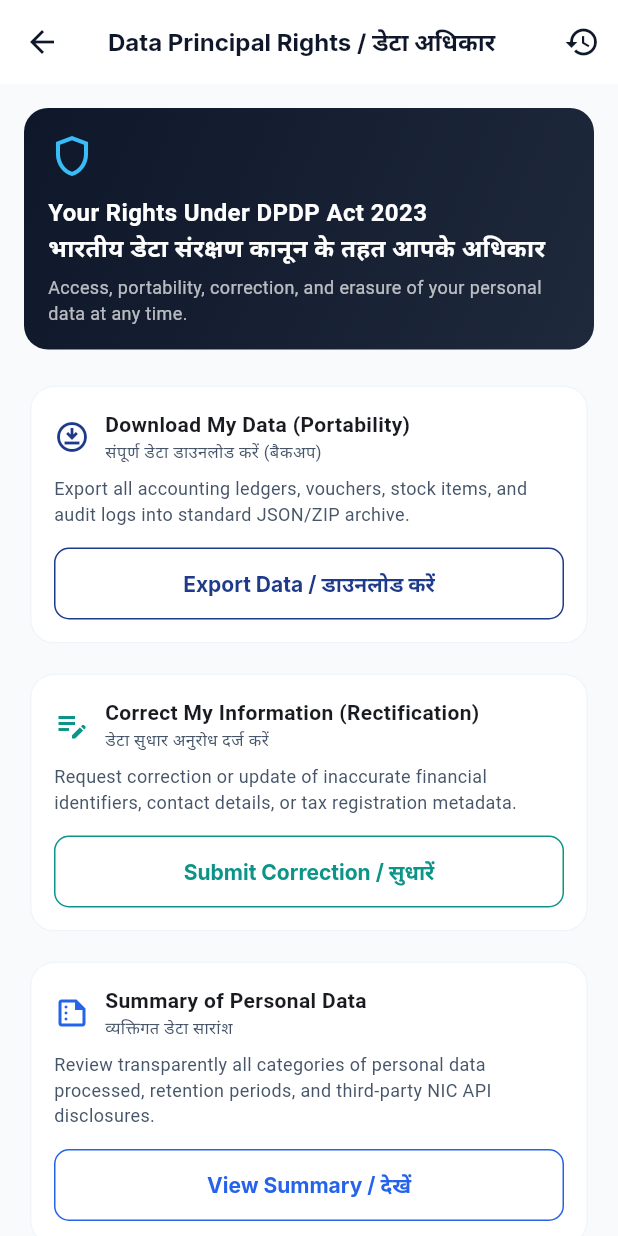
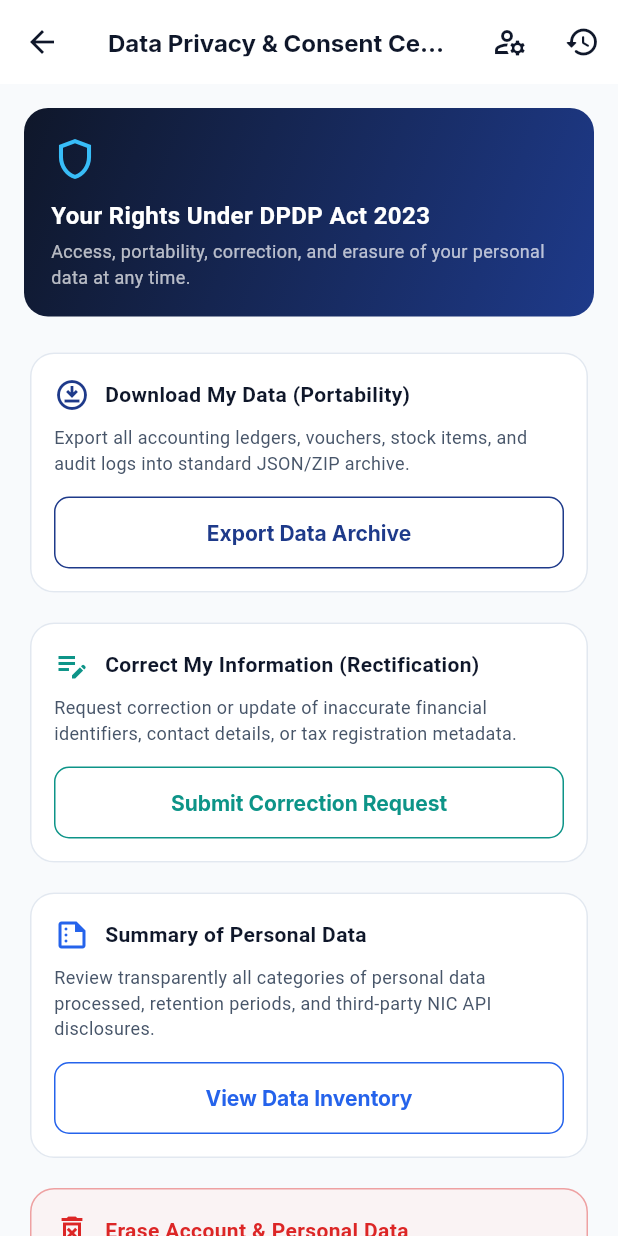
Before and after one commit to anubhav7773/Ledgify, a Flutter app: the DataRightsCenterScreen screen opened directly, on a phone screen of 412 x 824 dp. Run offline on Flutter 3.47's test engine with Material 3 defaults, Android fonts, the phone set to English and light mode, and no system bars; our stand-ins replace file_picker, firebase_auth, firebase_core, fl_chart, flutter_dotenv, google_fonts and 7 more; missing offline and left inert: record; accounts and stored records are empty; network calls fail.

Commit message:
feat(phase-7): align Spotlight Search, Monetization Paywall, DPDP Privacy & Consent, and Profile Settings with Stitch UI

```diff
--- a/client/lib/features/dpdp_compliance/presentation/screens/data_rights_center_screen.dart
+++ b/client/lib/features/dpdp_compliance/presentation/screens/data_rights_center_screen.dart
@@ -3,9 +3,10 @@ import '../../../../core/theme/app_colors.dart';
 import '../../../../core/theme/app_typography.dart';
 import '../../domain/services/dpdp_dsr_service.dart';
 import '../dialogs/erasure_confirmation_dialog.dart';
+import 'dpdp_consent_manager_screen.dart';
 import 'dsr_status_tracker_screen.dart';
 
-/// Data Principal Rights Center implementing DPDP Act 2023 Sections 11, 12, and 13.
+/// Data Principal Rights Center implementing DPDP Act 2023 Sections 11, 12, and 13 (Google Stitch UI).
 class DataRightsCenterScreen extends StatefulWidget {
   final DpdpDsrService? dsrService;
 
@@ -57,7 +58,7 @@ class _DataRightsCenterScreenState extends State<DataRightsCenterScreen> {
     final submit = await showDialog<bool>(
       context: context,
       builder: (ctx) => AlertDialog(
-        title: const Text('Submit Correction / सुधार अनुरोध'),
+        title: const Text('Submit Rectification Request'),
         content: Column(
           mainAxisSize: MainAxisSize.min,
           children: [
@@ -69,7 +70,7 @@ class _DataRightsCenterScreenState extends State<DataRightsCenterScreen> {
             TextField(
               controller: correctionController,
               maxLines: 3,
-              decoration: const InputDecoration(labelText: 'Correction Details / नया विवरण'),
+              decoration: const InputDecoration(labelText: 'Correction Details'),
             ),
           ],
         ),
@@ -78,7 +79,7 @@ class _DataRightsCenterScreenState extends State<DataRightsCenterScreen> {
           ElevatedButton(
             style: ElevatedButton.styleFrom(backgroundColor: AppColors.primary, foregroundColor: Colors.white),
             onPressed: () => Navigator.pop(ctx, true),
-            child: const Text('Submit / भेजें'),
+            child: const Text('Submit Request'),
           ),
         ],
       ),
@@ -127,13 +128,24 @@ class _DataRightsCenterScreenState extends State<DataRightsCenterScreen> {
   @override
   Widget build(BuildContext context) {
     return Scaffold(
+      backgroundColor: AppColors.backgroundLight,
       appBar: AppBar(
-        title: const Text('Data Principal Rights / डेटा अधिकार', style: AppTypography.cardHeader),
+        title: Text('Data Privacy & Consent Center', style: AppTypography.cardHeader),
         backgroundColor: AppColors.surfaceCard,
         actions: [
           IconButton(
-            icon: const Icon(Icons.history_outlined),
-            tooltip: 'Request History / इतिहास',
+            icon: const Icon(Icons.manage_accounts_outlined),
+            tooltip: 'Consent Manager',
+            onPressed: () {
+              Navigator.push(
+                context,
+                MaterialPageRoute(builder: (context) => const DpdpConsentManagerScreen()),
+              );
+            },
+          ),
+          IconButton(
+            icon: const Icon(Icons.history_rounded),
+            tooltip: 'Request History',
             onPressed: () {
               Navigator.push(
                 context,
@@ -151,26 +163,26 @@ class _DataRightsCenterScreenState extends State<DataRightsCenterScreen> {
             children: [
               // Header Card
               Container(
-                padding: const EdgeInsets.all(16),
+                padding: const EdgeInsets.all(18),
                 decoration: BoxDecoration(
                   gradient: const LinearGradient(
-                    colors: [Color(0xFF0F172A), Color(0xFF1E293B)],
+                    colors: [Color(0xFF0F172A), Color(0xFF1E3A8A)],
                     begin: Alignment.topLeft,
                     end: Alignment.bottomRight,
                   ),
-                  borderRadius: BorderRadius.circular(16),
+                  borderRadius: BorderRadius.circular(AppColors.cardBorderRadius),
                 ),
                 child: Column(
                   crossAxisAlignment: CrossAxisAlignment.start,
-                  children: [
-                    const Icon(Icons.shield_outlined, color: Color(0xFF38BDF8), size: 32),
-                    const SizedBox(height: 10),
-                    const Text(
-                      'Your Rights Under DPDP Act 2023\nभारतीय डेटा संरक्षण कानून के तहत आपके अधिकार',
+                  children: const [
+                    Icon(Icons.shield_outlined, color: Color(0xFF38BDF8), size: 32),
+                    SizedBox(height: 10),
+                    Text(
+                      'Your Rights Under DPDP Act 2023',
                       style: TextStyle(color: Colors.white, fontWeight: FontWeight.w700, fontSize: 16),
                     ),
-                    const SizedBox(height: 6),
-                    const Text(
+                    SizedBox(height: 4),
+                    Text(
                       'Access, portability, correction, and erasure of your personal data at any time.',
                       style: TextStyle(color: Colors.white70, fontSize: 12),
                     ),
@@ -184,9 +196,8 @@ class _DataRightsCenterScreenState extends State<DataRightsCenterScreen> {
                 icon: Icons.download_for_offline_outlined,
                 iconColor: AppColors.primary,
                 title: 'Download My Data (Portability)',
-                hindiTitle: 'संपूर्ण डेटा डाउनलोड करें (बैकअप)',
                 description: 'Export all accounting ledgers, vouchers, stock items, and audit logs into standard JSON/ZIP archive.',
-                actionLabel: _isProcessing ? 'Generating...' : 'Export Data / डाउनलोड करें',
+                actionLabel: _isProcessing ? 'Generating...' : 'Export Data Archive',
                 onAction: _isProcessing ? null : _handleDataExport,
               ),
               const SizedBox(height: 12),
@@ -196,9 +207,8 @@ class _DataRightsCenterScreenState extends State<DataRightsCenterScreen> {
                 icon: Icons.edit_note_outlined,
                 iconColor: AppColors.secondary,
                 title: 'Correct My Information (Rectification)',
-                hindiTitle: 'डेटा सुधार अनुरोध दर्ज करें',
                 description: 'Request correction or update of inaccurate financial identifiers, contact details, or tax registration metadata.',
-                actionLabel: 'Submit Correction / सुधारें',
+                actionLabel: 'Submit Correction Request',
                 onAction: _handleRectification,
               ),
               const SizedBox(height: 12),
@@ -208,9 +218,8 @@ class _DataRightsCenterScreenState extends State<DataRightsCenterScreen> {
                 icon: Icons.summarize_outlined,
                 iconColor: AppColors.infoBlue,
                 title: 'Summary of Personal Data',
-                hindiTitle: 'व्यक्तिगत डेटा सारांश',
                 description: 'Review transparently all categories of personal data processed, retention periods, and third-party NIC API disclosures.',
-                actionLabel: 'View Summary / देखें',
+                actionLabel: 'View Data Inventory',
                 onAction: () {
                   ScaffoldMessenger.of(context).showSnackBar(
                     const SnackBar(content: Text('Viewing sovereign data inventory...')),
@@ -233,16 +242,13 @@ class _DataRightsCenterScreenState extends State<DataRightsCenterScreen> {
                     crossAxisAlignment: CrossAxisAlignment.start,
                     children: [
                       Row(
-                        children: [
-                          const Icon(Icons.delete_forever_outlined, color: AppColors.creditRed, size: 24),
-                          const SizedBox(width: 10),
+                        children: const [
+                          Icon(Icons.delete_forever_outlined, color: AppColors.creditRed, size: 24),
+                          SizedBox(width: 10),
                           Expanded(
-                            child: Column(
-                              crossAxisAlignment: CrossAxisAlignment.start,
-                              children: const [
-                                Text('Erase Account & Personal Data', style: TextStyle(fontWeight: FontWeight.w700, fontSize: 14, color: AppColors.creditRed)),
-                                Text('खाता एवं व्यक्तिगत डेटा मिटाएं', style: TextStyle(fontSize: 11, color: AppColors.textSecondary)),
-                              ],
+                            child: Text(
+                              'Erase Account & Personal Data',
+                              style: TextStyle(fontWeight: FontWeight.w700, fontSize: 14, color: AppColors.creditRed),
                             ),
                           ),
                         ],
@@ -263,7 +269,7 @@ class _DataRightsCenterScreenState extends State<DataRightsCenterScreen> {
                             shape: RoundedRectangleBorder(borderRadius: BorderRadius.circular(10)),
                           ),
                           onPressed: _handleErasure,
-                          child: const Text('Request Erasure / डेटा मिटाएं', style: TextStyle(fontWeight: FontWeight.w700)),
+                          child: const Text('Request Erasure', style: TextStyle(fontWeight: FontWeight.w700)),
                         ),
                       ),
                     ],
@@ -282,7 +288,6 @@ class _DataRightsCenterScreenState extends State<DataRightsCenterScreen> {
     required IconData icon,
     required Color iconColor,
     required String title,
-    required String hindiTitle,
     required String description,
     required String actionLabel,
     required VoidCallback? onAction,
@@ -291,7 +296,7 @@ class _DataRightsCenterScreenState extends State<DataRightsCenterScreen> {
       elevation: 0,
       shape: RoundedRectangleBorder(
         borderRadius: BorderRadius.circular(AppColors.cardBorderRadius),
-        side: const BorderSide(color: AppColors.surfaceVariant),
+        side: const BorderSide(color: AppColors.border),
       ),
       child: Padding(
         padding: const EdgeInsets.all(16.0),
@@ -303,13 +308,7 @@ class _DataRightsCenterScreenState extends State<DataRightsCenterScreen> {
                 Icon(icon, color: iconColor, size: 24),
                 const SizedBox(width: 10),
                 Expanded(
-                  child: Column(
-                    crossAxisAlignment: CrossAxisAlignment.start,
-                    children: [
-                      Text(title, style: const TextStyle(fontWeight: FontWeight.w700, fontSize: 14)),
-                      Text(hindiTitle, style: const TextStyle(fontSize: 11, color: AppColors.textSecondary)),
-                    ],
-                  ),
+                  child: Text(title, style: const TextStyle(fontWeight: FontWeight.w700, fontSize: 14, color: AppColors.textPrimary)),
                 ),
               ],
             ),
```
Also changed, not shown: client/lib/core/presentation/app_shell.dart (+20 -1 lines), client/lib/features/monetization/presentation/screens/subscription_paywall_screen.dart (+61 -55 lines), client/lib/features/search/presentation/screens/global_search_delegate.dart (+30 -19 lines), client/lib/features/settings/presentation/screens/profile_settings_screen.dart (added, +234 -0 lines).
